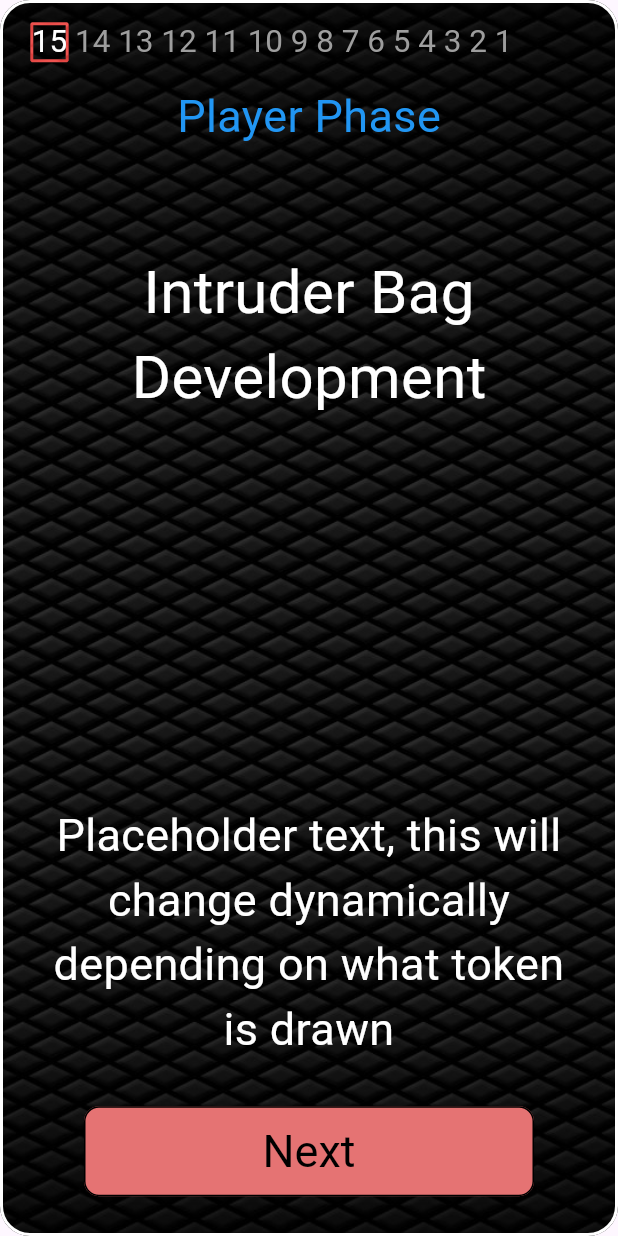
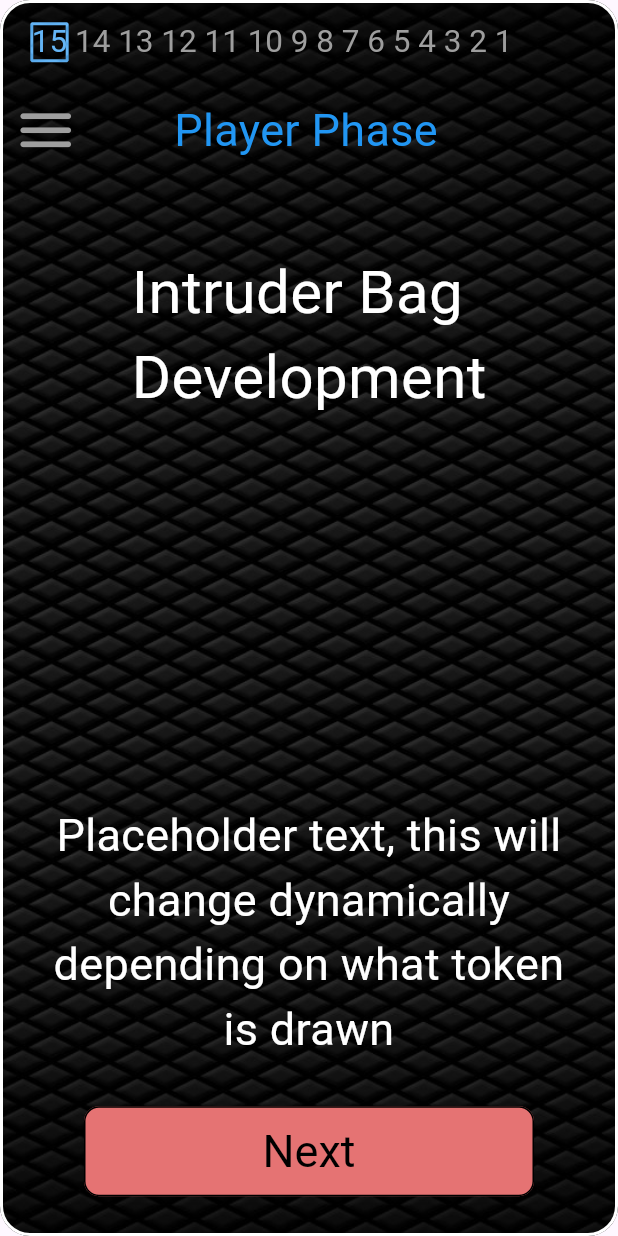
Before and after one commit to IanWickham/nemesis-lockdown, a Flutter app: the EventPhaseG screen opened directly, on a phone screen of 412 x 824 dp. Run offline on Flutter 3.47's test engine with Material 3 defaults, Android fonts, the light colour scheme and no system bars; our stand-ins replace google_fonts.

Commit message:
going ahead to push changes for adding menu icon, working on it actually bringing out a drawer

```diff
--- a/lib/event_phase/event_phase_a.dart
+++ b/lib/event_phase/event_phase_a.dart
@@ -13,7 +13,7 @@ import 'event_phase_b.dart';
       body: Stack(
         children: <Widget>[
           getBackground(),
-          getTurnCounter(),
+          getTurnCounter(context),
 
           Center(
             child: Column(
--- a/lib/event_phase/event_phase_b.dart
+++ b/lib/event_phase/event_phase_b.dart
@@ -13,7 +13,7 @@ class EventPhaseB extends StatelessWidget {
       body: Stack(
         children: <Widget>[
           getBackground(),
-          getTurnCounter(),
+          getTurnCounter(context),
 
           Center(
             child: Column(
--- a/lib/event_phase/event_phase_c.dart
+++ b/lib/event_phase/event_phase_c.dart
@@ -13,7 +13,7 @@ class EventPhaseC extends StatelessWidget {
       body: Stack(
         children: <Widget>[
           getBackground(),
-          getTurnCounter(),
+          getTurnCounter(context),
 
           Center(
             child: Column(
--- a/lib/event_phase/event_phase_d.dart
+++ b/lib/event_phase/event_phase_d.dart
@@ -15,7 +15,7 @@ class EventPhaseD extends StatelessWidget {
       body: Stack(
         children: <Widget>[
           getBackground(),
-          getTurnCounter(),
+          getTurnCounter(context),
 
           Center(
             child: Column(
--- a/lib/event_phase/event_phase_e.dart
+++ b/lib/event_phase/event_phase_e.dart
@@ -23,7 +23,7 @@ class _EventPhaseEState extends State<EventPhaseE> {
       body: Stack(
         children: <Widget>[
           getBackground(),
-          getTurnCounter(),
+          getTurnCounter(context),
 
           Center(
             child: Column(
--- a/lib/event_phase/event_phase_f.dart
+++ b/lib/event_phase/event_phase_f.dart
@@ -29,7 +29,7 @@ class _EventPhaseFState extends State<EventPhaseF> {
       body: Stack(
         children: <Widget>[
           getBackground(),
-          getTurnCounter(),
+          getTurnCounter(context),
 
           Center(
             child: Column(
--- a/lib/event_phase/event_phase_g.dart
+++ b/lib/event_phase/event_phase_g.dart
@@ -24,7 +24,7 @@ class _EventPhaseGState extends State<EventPhaseG> {
       body: Stack(
         children: <Widget>[
           getBackground(),
-          getTurnCounter(),
+          getTurnCounter(context),
 
           Center(
             child: Column(
@@ -34,11 +34,7 @@ class _EventPhaseGState extends State<EventPhaseG> {
                     padding: EdgeInsets.all(70.0),
                   ),
                   Text(
-                    'Intruder Bag',
-                    style: GoogleFonts.novaSquare(color: Colors.white, fontSize: 40),
-                  ),
-                  Text(
-                    'Development',
+                    'Intruder Bag\nDevelopment',
                     style: GoogleFonts.novaSquare(color: Colors.white, fontSize: 40),
                   ),
 
@@ -48,6 +44,7 @@ class _EventPhaseGState extends State<EventPhaseG> {
                     width: 250, // Adjust width as per your requirement
                     height: 250, // Adjust height as per your requirement
                     //Display Intruder token here
+
                   ),
 
 
@@ -71,7 +68,6 @@ class _EventPhaseGState extends State<EventPhaseG> {
                   ElevatedButton(
                       onPressed: () {
                         track=0;
-                        currentTurn--;
                         Navigator.push(
                           context,
                           MaterialPageRoute(
--- a/lib/globals.dart
+++ b/lib/globals.dart
@@ -30,19 +30,20 @@ Widget getBackground() {
 }
 
 
-Widget getTurnCounter() {
-  return Positioned( //Place it at the top, and not use the entire screen
+Widget getTurnCounter(BuildContext context) {
+  return Positioned(
     top: 0.0,
     left: 0.0,
     right: 0.0,
-    //Displays current turn
     child: Column(
+      crossAxisAlignment: CrossAxisAlignment.start,
       children: [
-        AppBar(title: RichText(
+        AppBar(
+          title: RichText(
             text: TextSpan(
               style: GoogleFonts.novaSquare(fontSize: 21),
               children: <TextSpan>[
-                  for(int i = 15; i >= 1; i--)
+                for (int i = 15; i >= 1; i--)
                   ...[
                     const TextSpan(
                       text: ' ',
@@ -50,10 +51,10 @@ Widget getTurnCounter() {
                     TextSpan(
                       text: '$i',
                       style: TextStyle(
-                          color: (currentTurn == i) ? Colors.white : Colors.grey,
+                        color: (currentTurn == i) ? Colors.blue[300] : Colors.grey,
                         background: Paint()
                           ..color = (currentTurn == i)
-                                ? Colors.red[400]!
+                              ? Colors.blue[300]!
                               : Colors.transparent
                           ..style = PaintingStyle.stroke
                           ..strokeWidth = 2.0
@@ -65,17 +66,33 @@ Widget getTurnCounter() {
                 const TextSpan(
                   text: ' ',
                 ),
-                ]
-            )
+              ],
+            ),
           ),
           backgroundColor: Colors.transparent,
           automaticallyImplyLeading: false,
           elevation: 0.0,
         ),
-        // Player phase text
-        Text(
-          getPlayerPhaseText(), // Call a function to determine the player phase text
-          style: getPlayerPhaseTextStyle(), // Adjust style as needed
+
+        Row(
+          children: [
+            IconButton(
+              icon: Icon(Icons.menu_rounded, size: 45, color: Colors.grey),
+              onPressed: () {
+
+              },
+            ),
+            SizedBox(width: 55),
+            Expanded(
+              child: Align(
+                alignment: Alignment.centerLeft,
+                child: Text(
+                  getPlayerPhaseText(),
+                  style: getPlayerPhaseTextStyle(),
+                ),
+              ),
+            ),
+          ],
         ),
       ],
     ),
--- a/lib/player_phase_main_screen.dart
+++ b/lib/player_phase_main_screen.dart
@@ -31,7 +31,7 @@ class _PlayerPhaseMainScreenState extends State<PlayerPhaseMainScreen> {
           body: Stack(
             children: <Widget>[
               getBackground(),
-              getTurnCounter(),
+              getTurnCounter(context),
 
               Center(
                 child: IgnorePointer(
--- a/lib/unused screens/event_phase_main_screen.dart
+++ b/lib/unused screens/event_phase_main_screen.dart
@@ -36,7 +36,7 @@ class _EventPhaseMainScreenState extends State<EventPhaseMainScreen> {
         body: Stack(
           children: <Widget>[
             getBackground(),
-            getTurnCounter(),
+            getTurnCounter(context),
 
             Center(
               child: IgnorePointer(
--- a/lib/unused screens/event_phase_start_screen.dart
+++ b/lib/unused screens/event_phase_start_screen.dart
@@ -21,7 +21,7 @@ class _EventPhaseStartScreenState extends State<EventPhaseStartScreen> {
       body: Stack(
         children: <Widget>[
           getBackground(),
-          getTurnCounter(),
+          getTurnCounter(context),
 
           Center(
             child: Column(
```
Also changed, not shown: pubspec.lock. Lines whose indentation alone changed are shown as unchanged.
